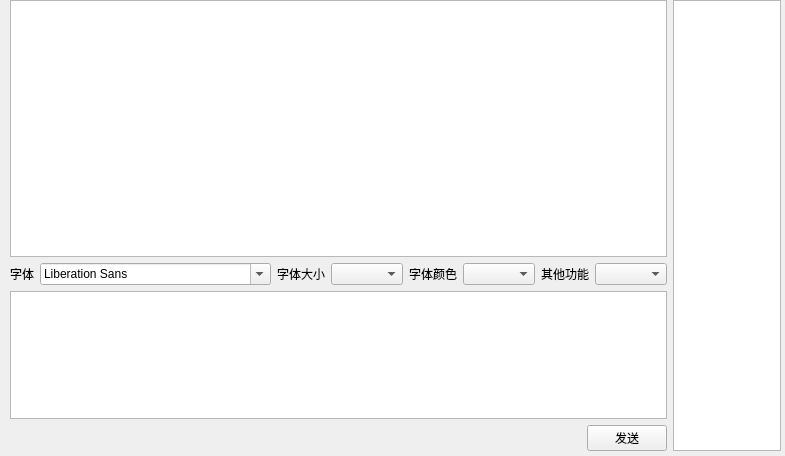
Qt form mainwindow.ui (tianlang724/QtChat) before a commit.
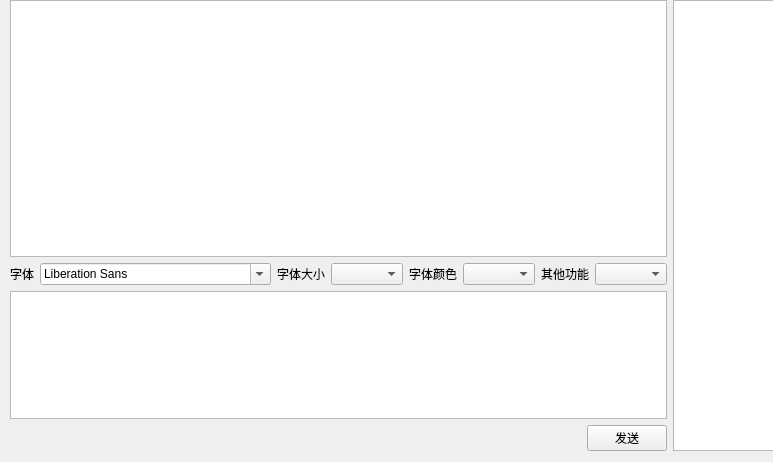
The same form after that commit.

Patch:
```diff
--- a/mainwindow.ui
+++ b/mainwindow.ui
@@ -9,8 +9,8 @@
    <rect>
     <x>0</x>
     <y>0</y>
-    <width>785</width>
-    <height>456</height>
+    <width>773</width>
+    <height>462</height>
    </rect>
   </property>
   <property name="sizePolicy">
```
